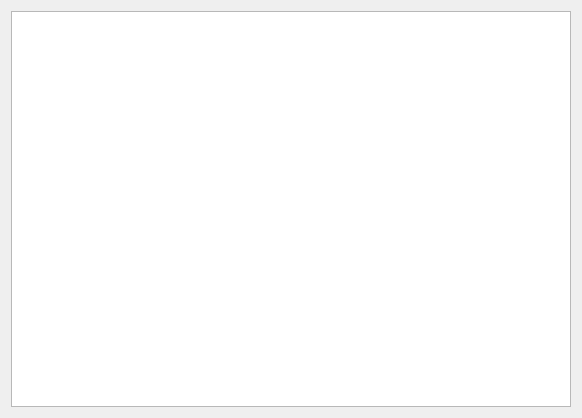
Before: the Qt Designer form analise_mont.ui in zyngra/IatTeste, drawn with Qt 5.
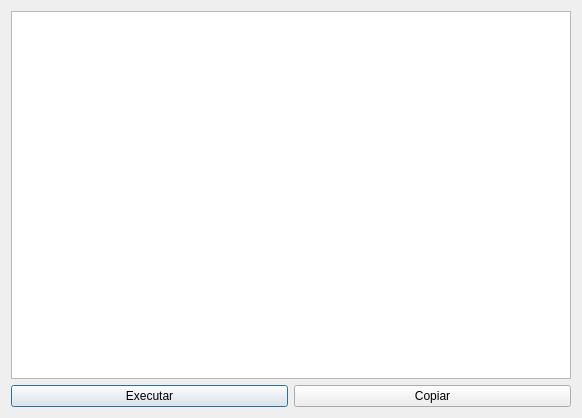
After: the same form once the commit is applied.

```diff
--- a/analise_mont.ui
+++ b/analise_mont.ui
@@ -14,7 +14,21 @@
    <string>Análise de montante</string>
   </property>
   <layout class="QGridLayout" name="gridLayout">
-   <item row="0" column="0">
+   <item row="1" column="0">
+    <widget class="QPushButton" name="btn_exec">
+     <property name="text">
+      <string>Executar</string>
+     </property>
+    </widget>
+   </item>
+   <item row="1" column="1">
+    <widget class="QPushButton" name="btn_cop">
+     <property name="text">
+      <string>Copiar</string>
+     </property>
+    </widget>
+   </item>
+   <item row="0" column="0" colspan="2">
     <widget class="QTableWidget" name="tabela_resMont"/>
    </item>
   </layout>
```
